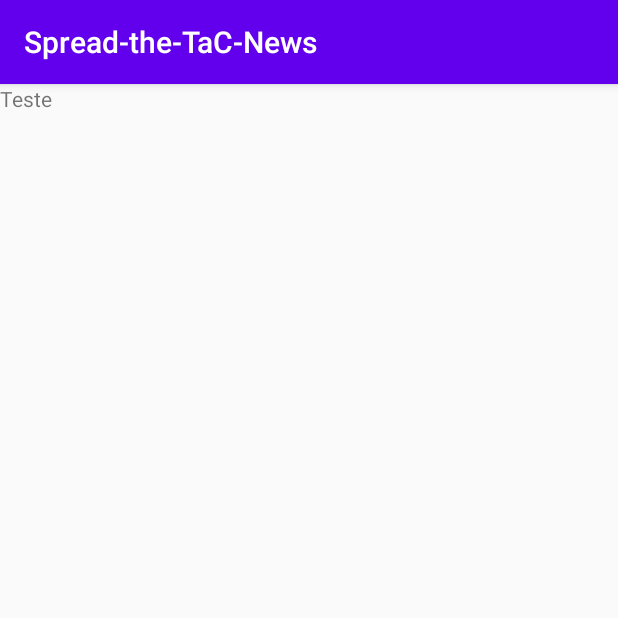
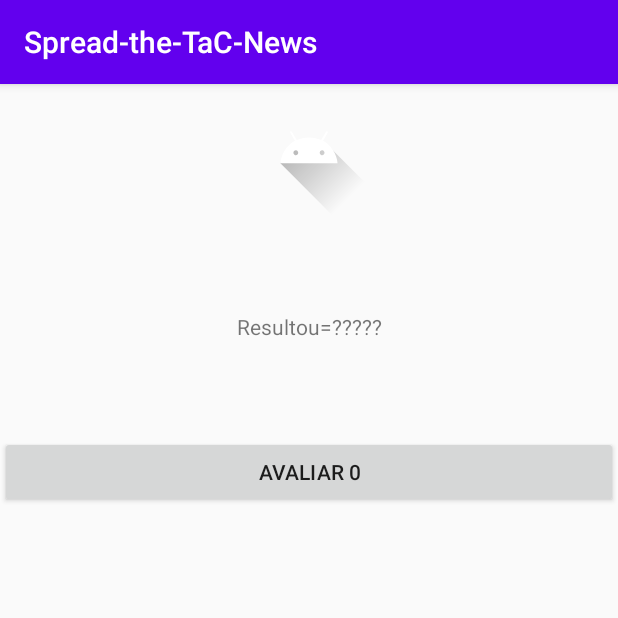
Before and after one commit to pipamata/Spread-the-TaC-News, an Android app: the screen it shows after launch (News), on a phone screen of 412 x 824 dp, the top half of it. Run offline under Robolectric (Android 15) with nearby library versions, the phone set to English and light mode, and no system bars; 4 statements that could not run were skipped.

Commit message:
Adicionei criaçao de noticias de modo Dinamico.. Adicionei uma base de dados basica com uma tabela para fim de testes. Adicionei a cada noticia um botao que ira servir para avaliar a noticia, os mesmo tambem sao criados de forma dinamica.

```diff
--- a/app/src/main/java/pt/ubi/di/pmd/spread_the_tac_news/MainActivity.java
+++ b/app/src/main/java/pt/ubi/di/pmd/spread_the_tac_news/MainActivity.java
@@ -26,14 +26,14 @@ public class MainActivity extends AppCompatActivity {
     protected void onCreate(Bundle savedInstanceState) {
         super.onCreate(savedInstanceState);
         setContentView(R.layout.activity_main);
-        Text1 = (TextView) findViewById(R.id.textView);
+        Text1 = findViewById(R.id.textView);
         editText = findViewById(R.id.editText);
         button = findViewById(R.id.button);
 
         button.setOnClickListener(new View.OnClickListener() {
             @Override
             public void onClick(View v) {
-               // getWebsite();
+                getWebsite();
             }
         });
     }
--- a/app/src/main/java/pt/ubi/di/pmd/spread_the_tac_news/News.java
+++ b/app/src/main/java/pt/ubi/di/pmd/spread_the_tac_news/News.java
@@ -3,38 +3,63 @@ package pt.ubi.di.pmd.spread_the_tac_news;
 import androidx.appcompat.app.AppCompatActivity;
 
 import android.os.Bundle;
+import android.view.View;
+import android.widget.Button;
+import android.widget.ImageView;
 import android.widget.LinearLayout;
 import android.widget.TextView;
+import android.widget.Toast;
+
+import java.util.ArrayList;
+import java.util.List;
 
 public class News extends AppCompatActivity {
 
     LinearLayout linearLayoutActivityNew;
     LinearLayout linearLayoutItemNews;
+    LinearLayout linearLayoutItemNews2;
     TextView textViewItemNews;
+    TextView textViewItemNews2;
+    ImageView newsImage;
 
     @Override
     protected void onCreate(Bundle savedInstanceState) {
         super.onCreate(savedInstanceState);
         setContentView(R.layout.activity_news);
 
+        DataBaseHelper db = new DataBaseHelper(News.this);
+
         // (activity news )Atividade principal onde vamos ver as noticias
         linearLayoutActivityNew = findViewById(R.id.ll_activity_news);
 
-        // cada item é criado no item_news e fazemos o inflate paara o activity news
-        linearLayoutItemNews = (LinearLayout) getLayoutInflater().inflate(R.layout.item_news,null);
-        // adicionamos o item ao feed de noticias
-        linearLayoutActivityNew.addView(linearLayoutItemNews);
+        List<String> todasNoticias;
+        List<LinearLayout> listaLayouts = new ArrayList<>(); // lista onde guardamos todos os layouts de modo a poder aceder mais tarde se necessario.
 
-        // aqui modificamos e mudamos o valor do texto e de todos os componentes que acharmos convenientes
-        // atraves de uma base de dados
-        textViewItemNews = findViewById(R.id.txtv_teste);
-        textViewItemNews.setText("Teste");
+        todasNoticias = db.getAll(); // metodo retorna uma List/arraylist de Noticias(neste caso so strings), que vem da base de dados.
 
+        for (int i = todasNoticias.size()-1; i >= 0  ; i--){
 
+            LinearLayout linLay = (LinearLayout) getLayoutInflater().inflate(R.layout.item_news,linearLayoutActivityNew,false);
+            listaLayouts.add(linLay);
 
+            linearLayoutActivityNew.addView(linLay); // adicionamos o layout do item_news onde temos o formato das noticias guardado no Feed de noticias...
 
+            TextView tv = linLay.findViewById(R.id.txtv_teste);
+            tv.setText(todasNoticias.get(i));
 
+            final Button btn = linLay.findViewById(R.id.button_news_id) ; // pode ser necessario criar um array de botoes de modo a poder saber qual a noticia que foi carregada.
+           String placeHolder = getString(R.string.avaliar)+" "+i;
+            btn.setText(placeHolder);
+            btn.setOnClickListener(new View.OnClickListener() {
+                @Override
+                public void onClick(View v) {
+                    Toast.makeText(News.this,btn.getText().toString(),Toast.LENGTH_LONG).show(); // cada botao tem um set on click listener diferente e sao criados dinamicamente ao mesmo tempos que as noticias
 
-
+                }
+            });
+        }
+        // exemplo de como aceder a um LinearLayout já impresso
+        TextView teste = listaLayouts.get(0).findViewById(R.id.txtv_teste);
+        teste.setText(getString(R.string.resultou));
     }
 }
--- a/app/src/main/res/layout/item_news.xml
+++ b/app/src/main/res/layout/item_news.xml
@@ -1,12 +1,29 @@
 <?xml version="1.0" encoding="utf-8"?>
-<LinearLayout
-    xmlns:android="http://schemas.android.com/apk/res/android" android:layout_width="match_parent"
+<LinearLayout xmlns:android="http://schemas.android.com/apk/res/android"
+    android:layout_width="match_parent"
     android:layout_height="match_parent"
-    android:orientation="vertical">
+    android:orientation="vertical"
+    android:weightSum="200">
+
+    <ImageView
+        android:id="@+id/news_image"
+        android:contentDescription="@string/imagemnoticia"
+        android:layout_width="match_parent"
+        android:layout_height="89dp"
+        android:layout_gravity="center"
+        android:src="@drawable/ic_launcher_foreground" />
 
     <TextView
         android:id="@+id/txtv_teste"
         android:layout_width="match_parent"
+        android:layout_height="145dp"
+        android:gravity="center" />
+
+    <Button
+        android:id="@+id/button_news_id"
+        android:layout_width="match_parent"
         android:layout_height="wrap_content"
-        android:text="TextView" />
+        android:text="" />
+
+
 </LinearLayout>
--- a/app/src/main/res/values/strings.xml
+++ b/app/src/main/res/values/strings.xml
@@ -1,3 +1,6 @@
 <resources>
     <string name="app_name">Spread-the-TaC-News</string>
+    <string name="imagemnoticia">Imagem da Noticia</string>
+    <string name="avaliar">Avaliar</string>
+    <string name="resultou">Resultou=?????</string>
 </resources>
```
